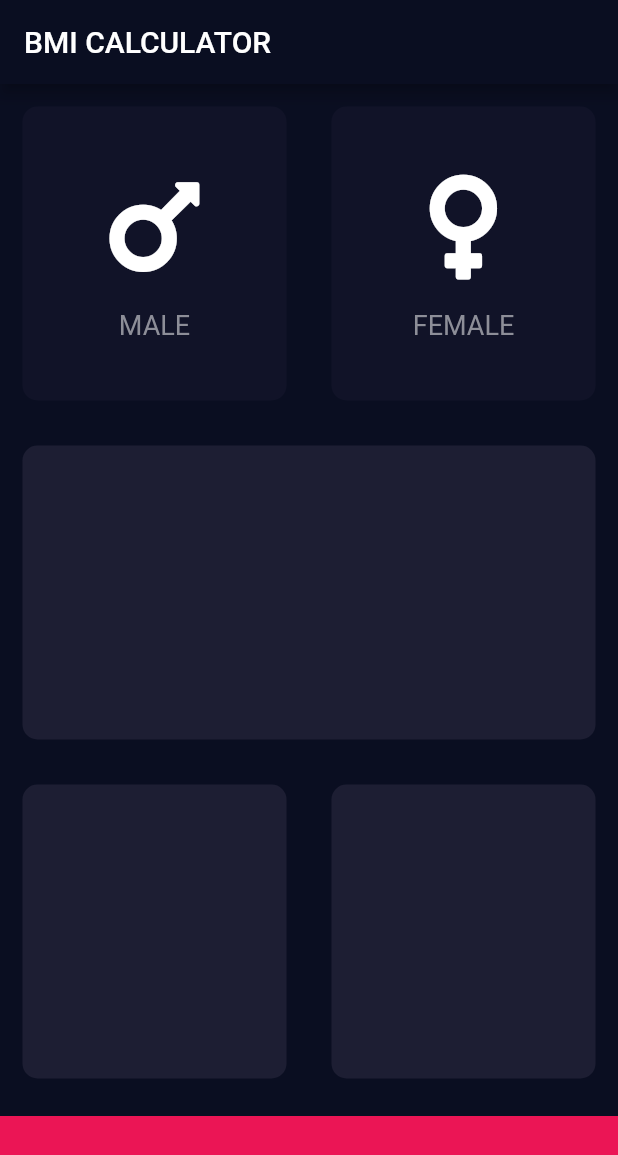
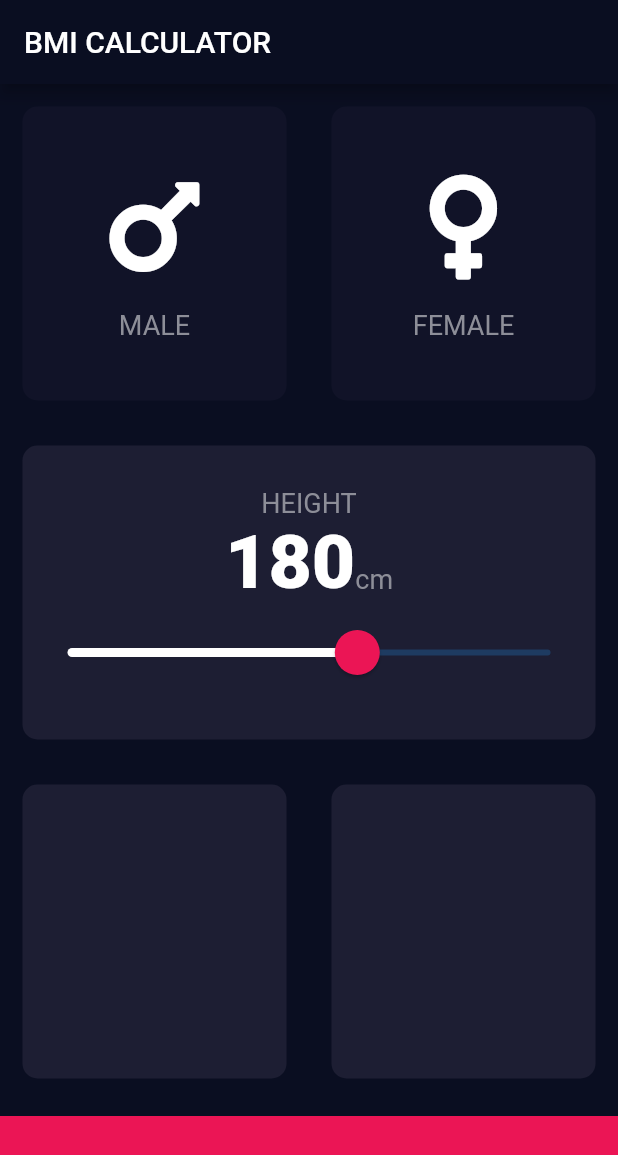
Before and after one commit to JonasLykke7/CompleteFlutterAppDevelopmentBootcampWithDart, a Flutter app: the screen it shows after launch, on a phone screen of 412 x 824 dp. Shown: the top 1155 px of the screen. Run offline on Flutter 3.47's test engine with Material 2 defaults, Android fonts, the phone set to English and light mode, and no system bars; our stand-ins replace audioplayers, font_awesome_flutter.

Commit message:
130-131
The Flutter Slider Widget
Customising Widgets with Themes

```diff
--- /dev/null
+++ b/bmi-calculator/lib/constants.dart
@@ -0,0 +1,16 @@
+import 'package:flutter/material.dart';
+
+const kBottomContainerHeight = 80.0;
+const kActiveCardColor = Color(0xFF1D1E33);
+const kInactiveCardColor = Color(0xFF111328);
+const kBottomContainerColor = Color(0xFFEB1555);
+
+const kLabelTextStyle = TextStyle(
+  fontSize: 18.0,
+  color: Color(0xFF8D8E98),
+);
+
+const kNumberTextStyle = TextStyle(
+  fontSize: 50.0,
+  fontWeight: FontWeight.w900,
+);
--- a/bmi-calculator/lib/icon_content.dart
+++ b/bmi-calculator/lib/icon_content.dart
@@ -1,9 +1,6 @@
 import 'package:flutter/material.dart';
 
-const labelTextStyle = TextStyle(
-  fontSize: 18.0,
-  color: Color(0xFF8D8E98),
-);
+import 'constants.dart';
 
 class IconContent extends StatelessWidget {
   final IconData icon;
@@ -28,7 +25,7 @@ class IconContent extends StatelessWidget {
         ),
         Text(
           label,
-          style: labelTextStyle,
+          style: kLabelTextStyle,
         ),
       ],
     );
--- a/bmi-calculator/lib/input_page.dart
+++ b/bmi-calculator/lib/input_page.dart
@@ -1,13 +1,9 @@
 import 'package:flutter/material.dart';
 import 'package:font_awesome_flutter/font_awesome_flutter.dart';
 
+import 'constants.dart';
 import 'icon_content.dart';
 import 'reusable_card.dart';
-
-const bottomContainerHeight = 80.0;
-const activeCardColor = Color(0xFF1D1E33);
-const inactiveCardColor = Color(0xFF111328);
-const bottomContainerColor = Color(0xFFEB1555);
 
 enum Gender {
   male,
@@ -21,6 +17,7 @@ class InputPage extends StatefulWidget {
 
 class _InputPageState extends State<InputPage> {
   Gender selectedGender;
+  int height = 180;
 
   @override
   Widget build(BuildContext context) {
@@ -29,6 +26,7 @@ class _InputPageState extends State<InputPage> {
         title: Text('BMI CALCULATOR'),
       ),
       body: Column(
+        crossAxisAlignment: CrossAxisAlignment.stretch,
         children: <Widget>[
           Expanded(
             child: Row(
@@ -41,8 +39,8 @@ class _InputPageState extends State<InputPage> {
                       });
                     },
                     color: selectedGender == Gender.male
-                        ? activeCardColor
-                        : inactiveCardColor,
+                        ? kActiveCardColor
+                        : kInactiveCardColor,
                     cardChild: IconContent(
                       icon: FontAwesomeIcons.mars,
                       label: 'MALE',
@@ -57,8 +55,8 @@ class _InputPageState extends State<InputPage> {
                       });
                     },
                     color: selectedGender == Gender.female
-                        ? activeCardColor
-                        : inactiveCardColor,
+                        ? kActiveCardColor
+                        : kInactiveCardColor,
                     cardChild: IconContent(
                       icon: FontAwesomeIcons.venus,
                       label: 'FEMALE',
@@ -70,7 +68,53 @@ class _InputPageState extends State<InputPage> {
           ),
           Expanded(
             child: ReusableCard(
-              color: activeCardColor,
+              color: kActiveCardColor,
+              cardChild: Column(
+                mainAxisAlignment: MainAxisAlignment.center,
+                children: <Widget>[
+                  Text(
+                    'HEIGHT',
+                    style: kLabelTextStyle,
+                  ),
+                  Row(
+                    mainAxisAlignment: MainAxisAlignment.center,
+                    crossAxisAlignment: CrossAxisAlignment.baseline,
+                    textBaseline: TextBaseline.alphabetic,
+                    children: <Widget>[
+                      Text(
+                        height.toString(),
+                        style: kNumberTextStyle,
+                      ),
+                      Text(
+                        'cm',
+                        style: kLabelTextStyle,
+                      ),
+                    ],
+                  ),
+                  SliderTheme(
+                    data: SliderTheme.of(context).copyWith(
+                      activeTrackColor: Colors.white,
+                      inactiveTickMarkColor: Color(0xFF8D8E98),
+                      thumbColor: Color(0xFFEB1555),
+                      overlayColor: Color(0x29EB1555),
+                      thumbShape:
+                          RoundSliderThumbShape(enabledThumbRadius: 15.0),
+                      overlayShape:
+                          RoundSliderOverlayShape(overlayRadius: 30.0),
+                    ),
+                    child: Slider(
+                      value: height.toDouble(),
+                      min: 120.0,
+                      max: 220.0,
+                      onChanged: (double newValue) {
+                        setState(() {
+                          height = newValue.round();
+                        });
+                      },
+                    ),
+                  ),
+                ],
+              ),
             ),
           ),
           Expanded(
@@ -78,22 +122,22 @@ class _InputPageState extends State<InputPage> {
               children: <Widget>[
                 Expanded(
                   child: ReusableCard(
-                    color: activeCardColor,
+                    color: kActiveCardColor,
                   ),
                 ),
                 Expanded(
                   child: ReusableCard(
-                    color: activeCardColor,
+                    color: kActiveCardColor,
                   ),
                 ),
               ],
             ),
           ),
           Container(
-            color: bottomContainerColor,
+            color: kBottomContainerColor,
             margin: EdgeInsets.only(top: 10.0),
             width: double.infinity,
-            height: bottomContainerHeight,
+            height: kBottomContainerHeight,
           ),
         ],
       ),
```
